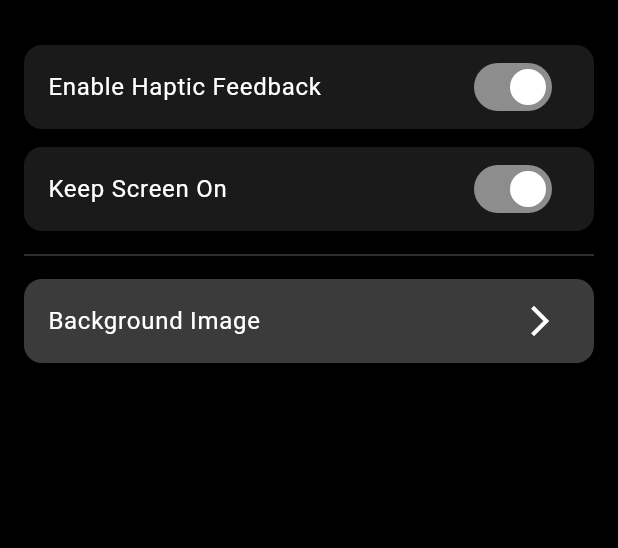
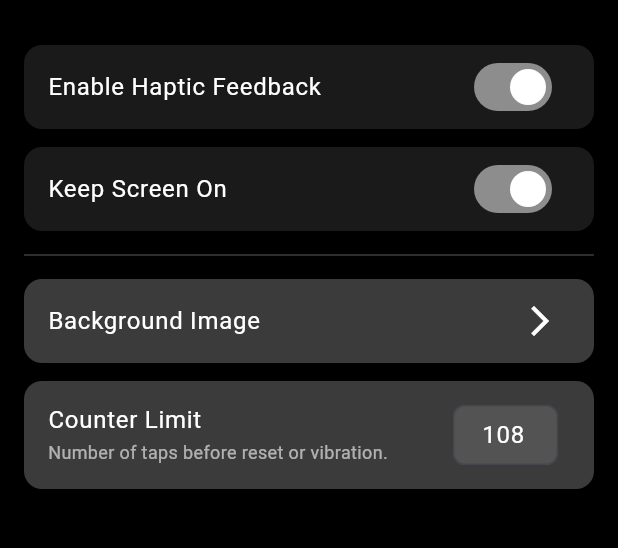
Before and after one commit to ekansh0unofficial/Maala, a Flutter app: the SettingsScreen screen opened directly, after a tap on "Keep Screen On", on a phone screen of 412 x 824 dp, the part 63-611 px from its top. Run offline on Flutter 3.47's test engine with Material 3 defaults, Android fonts, the phone set to English and light mode, and no system bars; our stand-ins replace google_nav_bar, image_picker, permission_handler, shared_preferences; accounts and stored records are empty.

Commit message:
count-limit

```diff
--- a/lib/counter_screen/counter_screen.dart
+++ b/lib/counter_screen/counter_screen.dart
@@ -79,6 +79,8 @@ class _CounterScreenState extends State<CounterScreen> {
                     );
                     setState(() {
                       _backgroundImage = SharedPrefHelper.getBackgroundImage();
+                      _countLimit = SharedPrefHelper.getCountLimit();
+                      _updateCounter(_count);
                     });
                   },
                 ),
--- a/lib/settings_screen/settings_screen.dart
+++ b/lib/settings_screen/settings_screen.dart
@@ -14,20 +14,38 @@ class SettingsScreen extends StatefulWidget {
 class _SettingsScreenState extends State<SettingsScreen> {
   bool _hapticEnabled = SharedPrefHelper.getHapticEnabled();
   bool _keepScreenOn = SharedPrefHelper.getKeepScreenOn();
+  late TextEditingController _countLimitController;
 
-  void _toggleHaptic(bool value) {
-    setState(() => _hapticEnabled = value);
-    SharedPrefHelper.setHapticEnabled(value);
+  @override
+  void initState() {
+    super.initState();
+    final countLimit = SharedPrefHelper.getCountLimit() ?? 108;
+    _countLimitController = TextEditingController(text: countLimit.toString());
   }
 
-  Future<void> _toggleKeepScreenOn(bool value) async {
-    setState(() => _keepScreenOn = value);
-    SharedPrefHelper.setKeepScreenOn(value);
+  @override
+  void dispose() {
+    _countLimitController.dispose();
+    super.dispose();
+  }
 
-    if (value) {
-      await ScreenAwakeService.enable();
+  void _saveCountLimit(String value) {
+    final trimmed = value.trim();
+    final parsed = int.tryParse(trimmed);
+
+    if (parsed != null && parsed >= 1 && parsed <= 9999) {
+      SharedPrefHelper.setCountLimit(parsed);
+      FocusScope.of(context).unfocus(); // close keyboard
+      ScaffoldMessenger.of(
+        context,
+      ).showSnackBar(SnackBar(content: Text("Counter limit set to $parsed")));
     } else {
-      await ScreenAwakeService.disable();
+      // Reset to last known value
+      final fallback = SharedPrefHelper.getCountLimit() ?? 108;
+      _countLimitController.text = fallback.toString();
+      ScaffoldMessenger.of(context).showSnackBar(
+        const SnackBar(content: Text("Please enter a valid number (1–9999)")),
+      );
     }
   }
 
@@ -47,13 +65,22 @@ class _SettingsScreenState extends State<SettingsScreen> {
           _buildToggleTile(
             title: 'Enable Haptic Feedback',
             value: _hapticEnabled,
-            onChanged: _toggleHaptic,
+            onChanged: (val) {
+              setState(() => _hapticEnabled = val);
+              SharedPrefHelper.setHapticEnabled(val);
+            },
           ),
           const SizedBox(height: 12),
           _buildToggleTile(
             title: 'Keep Screen On',
             value: _keepScreenOn,
-            onChanged: _toggleKeepScreenOn,
+            onChanged: (val) async {
+              setState(() => _keepScreenOn = val);
+              SharedPrefHelper.setKeepScreenOn(val);
+              val
+                  ? await ScreenAwakeService.enable()
+                  : await ScreenAwakeService.disable();
+            },
           ),
           const Divider(height: 32, color: Colors.white24),
           ListTile(
@@ -65,7 +92,6 @@ class _SettingsScreenState extends State<SettingsScreen> {
               'Background Image',
               style: TextStyle(color: Colors.white),
             ),
-
             trailing: const Icon(Icons.arrow_forward_ios, color: Colors.white),
             onTap: () {
               showDialog(
@@ -73,6 +99,47 @@ class _SettingsScreenState extends State<SettingsScreen> {
                 builder: (context) => const BackgroundPickerDialog(),
               ).then((_) => setState(() {}));
             },
+          ),
+          const SizedBox(height: 12),
+          ListTile(
+            title: const Text(
+              "Counter Limit",
+              style: TextStyle(color: Colors.white),
+            ),
+            subtitle: const Text(
+              "Number of taps before reset or vibration.",
+              style: TextStyle(color: Colors.white60, fontSize: 12),
+            ),
+            tileColor: const Color.fromARGB(96, 158, 158, 158),
+            shape: RoundedRectangleBorder(
+              borderRadius: BorderRadius.circular(12),
+            ),
+            trailing: SizedBox(
+              width: 70,
+              child: TextField(
+                controller: _countLimitController,
+                keyboardType: TextInputType.number,
+                style: const TextStyle(color: Colors.white),
+                textAlign: TextAlign.center,
+                decoration: InputDecoration(
+                  contentPadding: const EdgeInsets.symmetric(vertical: 8),
+                  isDense: true,
+                  filled: true,
+                  fillColor: Colors.white12,
+                  border: OutlineInputBorder(
+                    borderRadius: BorderRadius.circular(8),
+                    borderSide: const BorderSide(color: Colors.white24),
+                  ),
+                  focusedBorder: OutlineInputBorder(
+                    borderRadius: BorderRadius.circular(8),
+                    borderSide: const BorderSide(color: Colors.white),
+                  ),
+                ),
+                onSubmitted: _saveCountLimit,
+                onEditingComplete:
+                    () => _saveCountLimit(_countLimitController.text),
+              ),
+            ),
           ),
         ],
       ),
--- a/lib/timer_screen/timer_screen.dart
+++ b/lib/timer_screen/timer_screen.dart
@@ -259,7 +259,7 @@ class _TimerScreenState extends State<TimerScreen> {
                     onTap: _showTimePickerDialog,
                     child: Container(
                       decoration: BoxDecoration(
-                        color: const Color.fromARGB(120, 203, 203, 203),
+                        color: const Color.fromARGB(120, 149, 148, 148),
                         borderRadius: BorderRadius.circular(12),
                       ),
                       margin: EdgeInsets.all(12),
```
